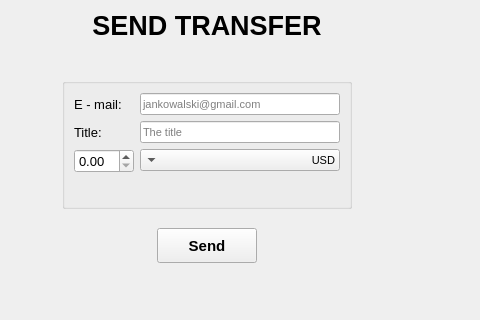
The window that cryptocurrency-exchange/mainwindow.ui (Lyczeq/cryptocurrency-exchange) describes before a commit, drawn with Qt 5; both pictures show x 198 to 678 and y 92 to 412 of the 800 by 500 pixel window.
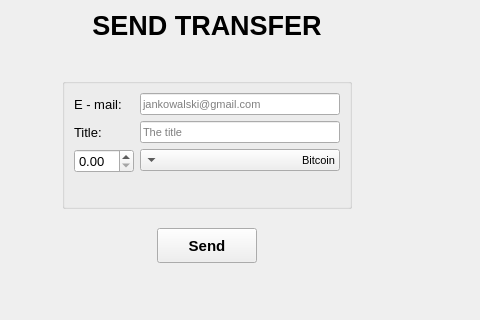
The same window after the commit.

What changed in the file:
```diff
--- a/cryptocurrency-exchange/mainwindow.ui
+++ b/cryptocurrency-exchange/mainwindow.ui
@@ -1644,11 +1644,9 @@
            <property name="layoutDirection">
             <enum>Qt::RightToLeft</enum>
            </property>
-           <item>
-            <property name="text">
-             <string>USD</string>
-            </property>
-           </item>
+           <property name="modelColumn">
+            <number>0</number>
+           </property>
            <item>
             <property name="text">
              <string>Bitcoin</string>
```
Left out of the diff: 2 changed lines with no effect on the pictures.
